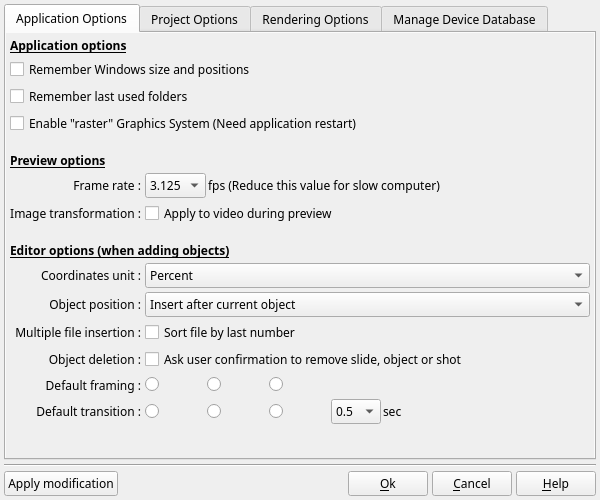
The window that DlgApplicationSettings.ui (boenki/ffdiaporama) describes before a commit, drawn with Qt 5.
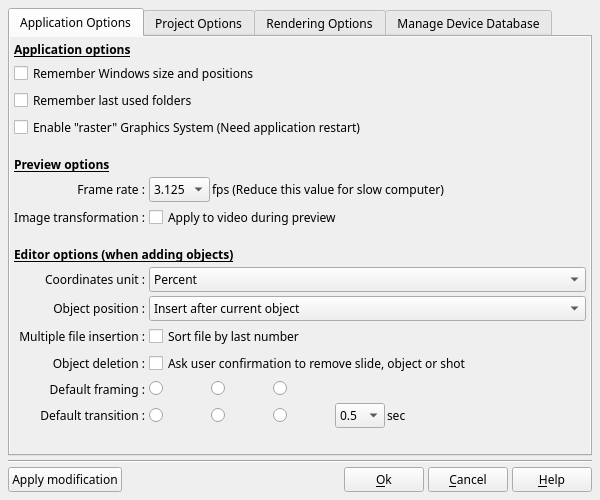
The same window after the commit. Icons and pictures are not drawn.

```diff
--- a/DlgApplicationSettings.ui
+++ b/DlgApplicationSettings.ui
@@ -42,7 +42,7 @@
     <enum>QLayout::SetDefaultConstraint</enum>
    </property>
    <property name="margin">
-    <number>4</number>
+    <number>8</number>
    </property>
    <item>
     <widget class="QTabWidget" name="tabWidget">
@@ -73,8 +73,8 @@
            <rect>
             <x>0</x>
             <y>0</y>
-            <width>588</width>
-            <height>421</height>
+            <width>580</width>
+            <height>406</height>
            </rect>
           </property>
           <layout class="QGridLayout" name="gridLayout">
```
